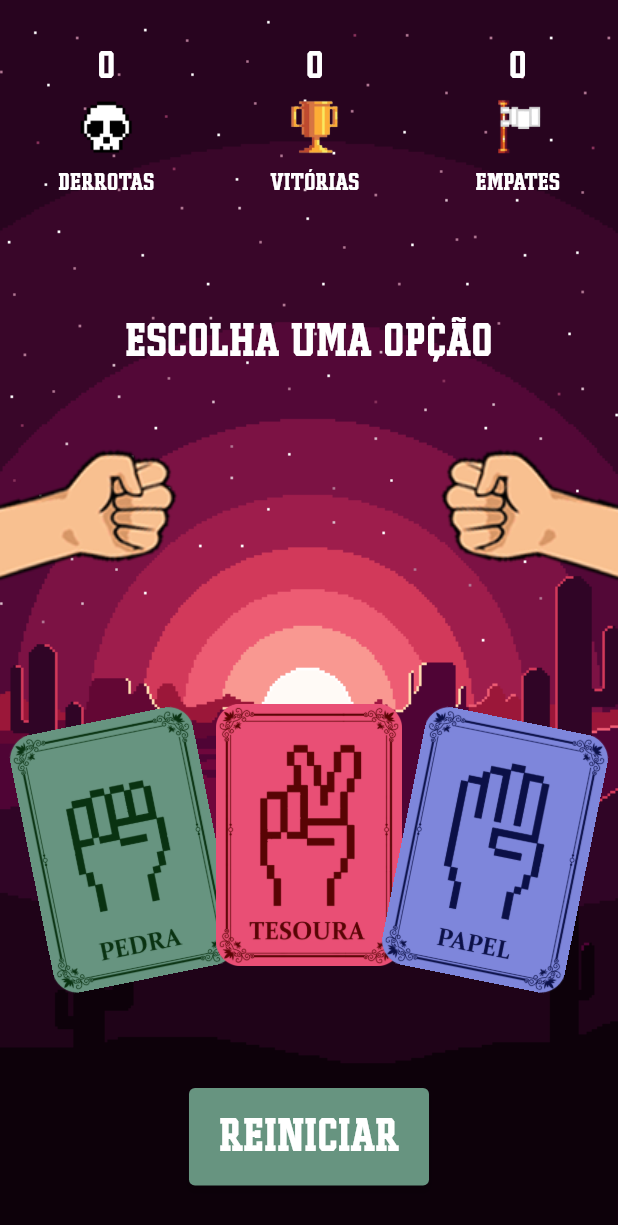
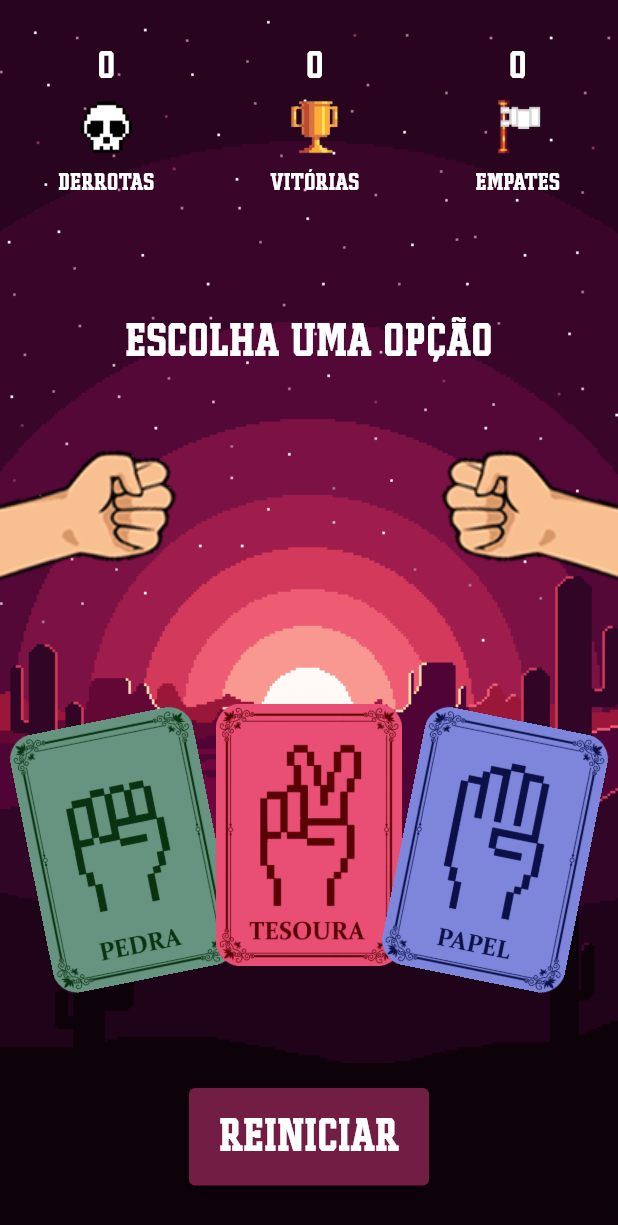
Before and after one commit to ed-morais/flutter_jokenpo, a Flutter app: the screen it shows after launch, on a phone screen of 412 x 824 dp. Shown: the top 1225 px of the screen. Run offline on Flutter 3.47's test engine with Material 2 defaults, Android fonts, the phone set to English and light mode, and no system bars; our stand-ins replace audioplayers.

Commit message:
feat: change button color and phrase

```diff
--- a/lib/app/jokenpo_game.dart
+++ b/lib/app/jokenpo_game.dart
@@ -32,14 +32,14 @@ class _JokenpoGameState extends State<JokenpoGame> {
 
   void repeatedMove() {
     setState(() {
-      phrase = 'REPETIU A JOGADA! NÃO PODE';
+      phrase = 'NÃO PODE REPETIR A JOGADA!';
     });
   }
 
   void playGame(String userMove) {
     if (_currentMoveUser == userMove) {
       repeatedMove();
-      debugPrint('REPETIU A JOGADA! NÃO PODE');
+      debugPrint('NÃO PODE REPETIR A JOGADA!');
       return;
     }
     _currentMoveUser = userMove;
--- a/lib/widgets/reset_button.dart
+++ b/lib/widgets/reset_button.dart
@@ -11,7 +11,7 @@ class ResetButton extends StatelessWidget {
   Widget build(BuildContext context) {
     return ElevatedButton(
       style: ElevatedButton.styleFrom(
-        backgroundColor: const Color(0xff679480),
+        backgroundColor: const Color(0xff721d43),
         padding: const EdgeInsets.all(20),
       ),
       onPressed: () =>
```
